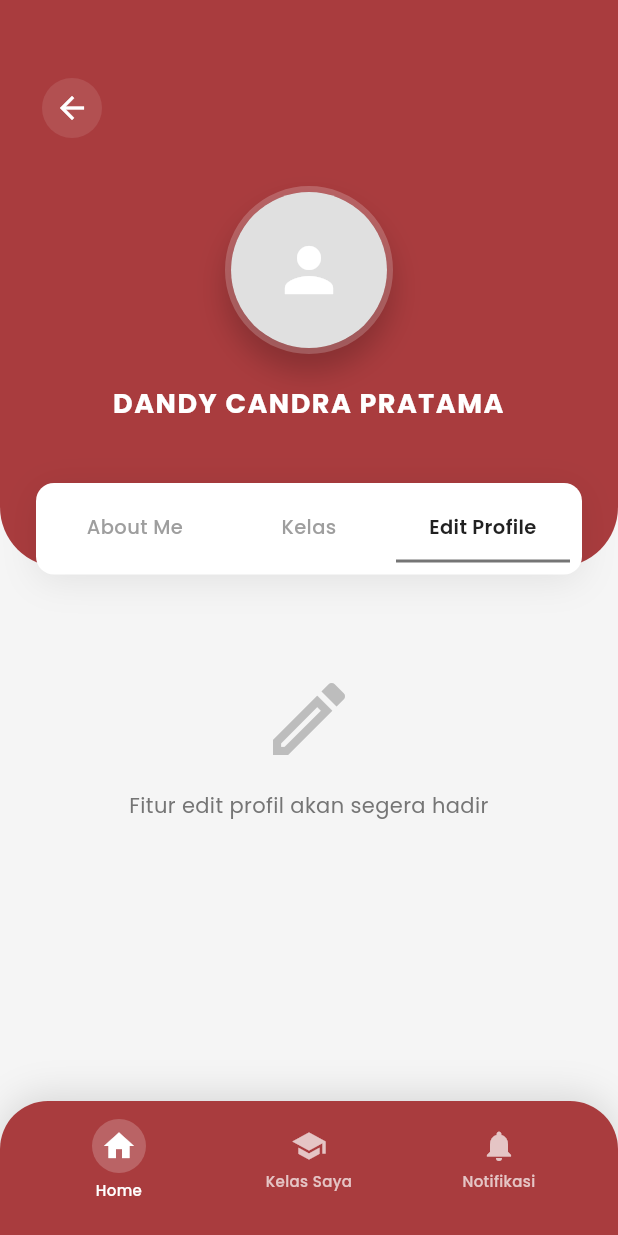
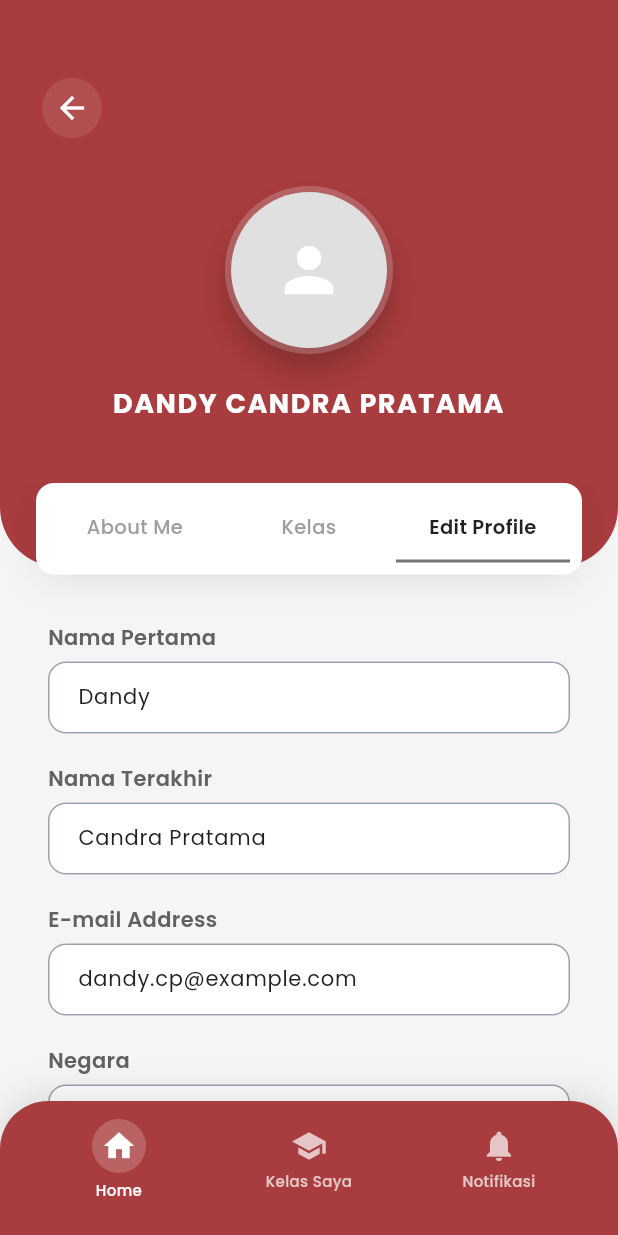
Before and after one commit to lianazein09/lmsuas, a Flutter app: the ProfileScreen screen opened directly, after a tap on "Kelas", after a tap on "Edit Profile", on a phone screen of 412 x 824 dp. Run offline on Flutter 3.47's test engine with Material 3 defaults, Android fonts, the phone set to English and light mode, and no system bars; our stand-ins replace google_fonts; network calls fail.

Commit message:
membuat edit profil siswa

```diff
--- a/lib/screens/profile_screen.dart
+++ b/lib/screens/profile_screen.dart
@@ -402,29 +402,181 @@ class _ProfileScreenState extends State<ProfileScreen> {
     );
   }
 
+  // Text controllers for edit profile form
+  final _firstNameController = TextEditingController(text: 'Dandy');
+  final _lastNameController = TextEditingController(text: 'Candra Pratama');
+  final _emailEditController = TextEditingController(text: 'dandy.cp@example.com');
+  final _countryController = TextEditingController(text: 'Indonesia');
+  final _descriptionController = TextEditingController();
+
   Widget _buildEditProfileContent(bool isDark) {
-    return Center(
-      child: Padding(
-        padding: const EdgeInsets.all(32),
+    final cardColor = isDark ? const Color(0xFF27272A) : Colors.white;
+    final borderColor = isDark ? const Color(0xFF52525B) : const Color(0xFF9CA3AF);
+    final labelColor = isDark ? Colors.grey[300] : Colors.grey[700];
+    final inputTextColor = isDark ? Colors.white : Colors.grey[900];
+
+    return Padding(
+      padding: const EdgeInsets.symmetric(horizontal: 8),
       child: Column(
+        crossAxisAlignment: CrossAxisAlignment.start,
         children: [
-            Icon(
-              Icons.edit_outlined,
-              size: 64,
-              color: isDark ? Colors.grey[600] : Colors.grey[400],
+          // Nama Pertama
+          _buildFormField(
+            label: 'Nama Pertama',
+            controller: _firstNameController,
+            placeholder: 'Dandy',
+            isDark: isDark,
+            cardColor: cardColor,
+            borderColor: borderColor,
+            labelColor: labelColor!,
+            inputTextColor: inputTextColor!,
           ),
-            const SizedBox(height: 16),
-            Text(
-              'Fitur edit profil akan segera hadir',
+          const SizedBox(height: 20),
+          // Nama Terakhir
+          _buildFormField(
+            label: 'Nama Terakhir',
+            controller: _lastNameController,
+            placeholder: 'Candra Pratama',
+            isDark: isDark,
+            cardColor: cardColor,
+            borderColor: borderColor,
+            labelColor: labelColor,
+            inputTextColor: inputTextColor,
+          ),
+          const SizedBox(height: 20),
+          // E-mail Address
+          _buildFormField(
+            label: 'E-mail Address',
+            controller: _emailEditController,
+            placeholder: 'dandy.cp@example.com',
+            isDark: isDark,
+            cardColor: cardColor,
+            borderColor: borderColor,
+            labelColor: labelColor,
+            inputTextColor: inputTextColor,
+            keyboardType: TextInputType.emailAddress,
+          ),
+          const SizedBox(height: 20),
+          // Negara
+          _buildFormField(
+            label: 'Negara',
+            controller: _countryController,
+            placeholder: 'Indonesia',
+            isDark: isDark,
+            cardColor: cardColor,
+            borderColor: borderColor,
+            labelColor: labelColor,
+            inputTextColor: inputTextColor,
+          ),
+          const SizedBox(height: 20),
+          // Deskripsi
+          _buildFormField(
+            label: 'Deskripsi',
+            controller: _descriptionController,
+            placeholder: 'Tulis deskripsi diri anda...',
+            isDark: isDark,
+            cardColor: cardColor,
+            borderColor: borderColor,
+            labelColor: labelColor,
+            inputTextColor: inputTextColor,
+            maxLines: 4,
+          ),
+          const SizedBox(height: 24),
+          // Simpan button
+          Align(
+            alignment: Alignment.centerRight,
+            child: ElevatedButton(
+              onPressed: () {
+                // Handle save
+                ScaffoldMessenger.of(context).showSnackBar(
+                  SnackBar(
+                    content: Text(
+                      'Profil berhasil disimpan!',
+                      style: GoogleFonts.poppins(),
+                    ),
+                    backgroundColor: primaryColor,
+                  ),
+                );
+              },
+              style: ElevatedButton.styleFrom(
+                backgroundColor: isDark ? const Color(0xFF27272A) : const Color(0xFFF3F4F6),
+                foregroundColor: isDark ? Colors.white : Colors.grey[900],
+                padding: const EdgeInsets.symmetric(horizontal: 32, vertical: 12),
+                shape: RoundedRectangleBorder(
+                  borderRadius: BorderRadius.circular(12),
+                ),
+                elevation: 2,
+              ),
+              child: Text(
+                'Simpan',
                 style: GoogleFonts.poppins(
                   fontSize: 14,
-                color: isDark ? Colors.grey[400] : Colors.grey[600],
+                  fontWeight: FontWeight.w600,
                 ),
-              textAlign: TextAlign.center,
+              ),
+            ),
           ),
         ],
       ),
+    );
+  }
+
+  Widget _buildFormField({
+    required String label,
+    required TextEditingController controller,
+    required String placeholder,
+    required bool isDark,
+    required Color cardColor,
+    required Color borderColor,
+    required Color labelColor,
+    required Color inputTextColor,
+    TextInputType keyboardType = TextInputType.text,
+    int maxLines = 1,
+  }) {
+    return Column(
+      crossAxisAlignment: CrossAxisAlignment.start,
+      children: [
+        Text(
+          label,
+          style: GoogleFonts.poppins(
+            fontSize: 14,
+            fontWeight: FontWeight.w600,
+            color: labelColor,
           ),
+        ),
+        const SizedBox(height: 6),
+        TextField(
+          controller: controller,
+          keyboardType: keyboardType,
+          maxLines: maxLines,
+          style: GoogleFonts.poppins(
+            fontSize: 14,
+            color: inputTextColor,
+          ),
+          decoration: InputDecoration(
+            hintText: placeholder,
+            hintStyle: GoogleFonts.poppins(
+              fontSize: 14,
+              color: isDark ? Colors.grey[500] : Colors.grey[400],
+            ),
+            filled: true,
+            fillColor: cardColor,
+            contentPadding: const EdgeInsets.symmetric(horizontal: 16, vertical: 12),
+            border: OutlineInputBorder(
+              borderRadius: BorderRadius.circular(12),
+              borderSide: BorderSide(color: borderColor),
+            ),
+            enabledBorder: OutlineInputBorder(
+              borderRadius: BorderRadius.circular(12),
+              borderSide: BorderSide(color: borderColor),
+            ),
+            focusedBorder: OutlineInputBorder(
+              borderRadius: BorderRadius.circular(12),
+              borderSide: const BorderSide(color: primaryColor, width: 2),
+            ),
+          ),
+        ),
+      ],
     );
   }
 
```
Lines whose indentation alone changed are shown as unchanged.
